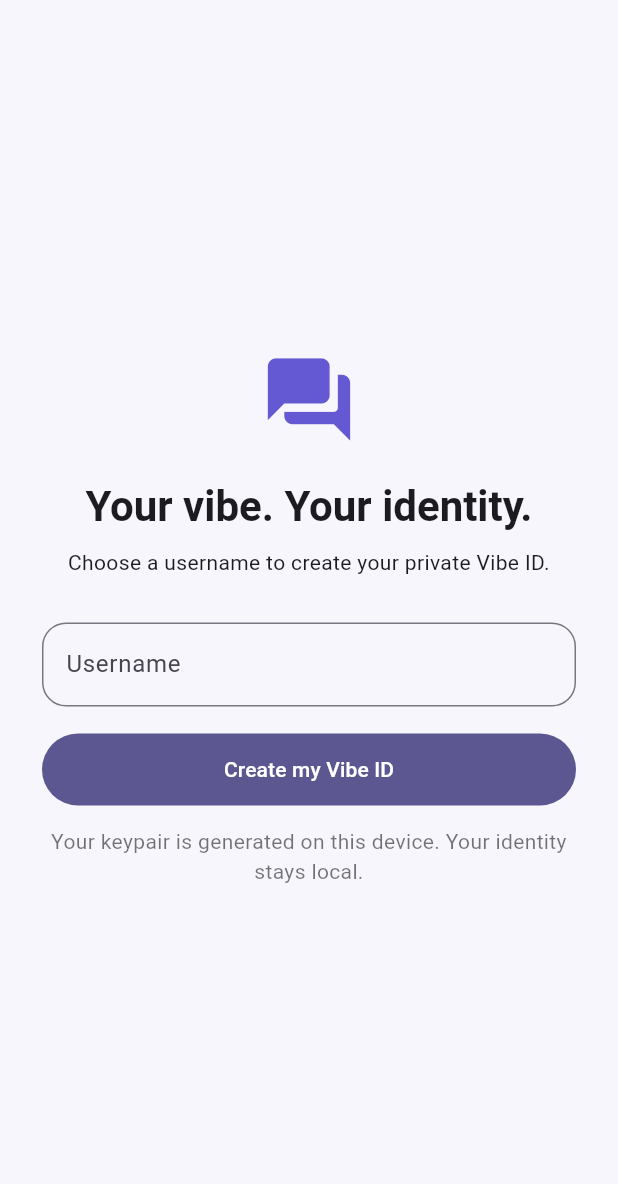
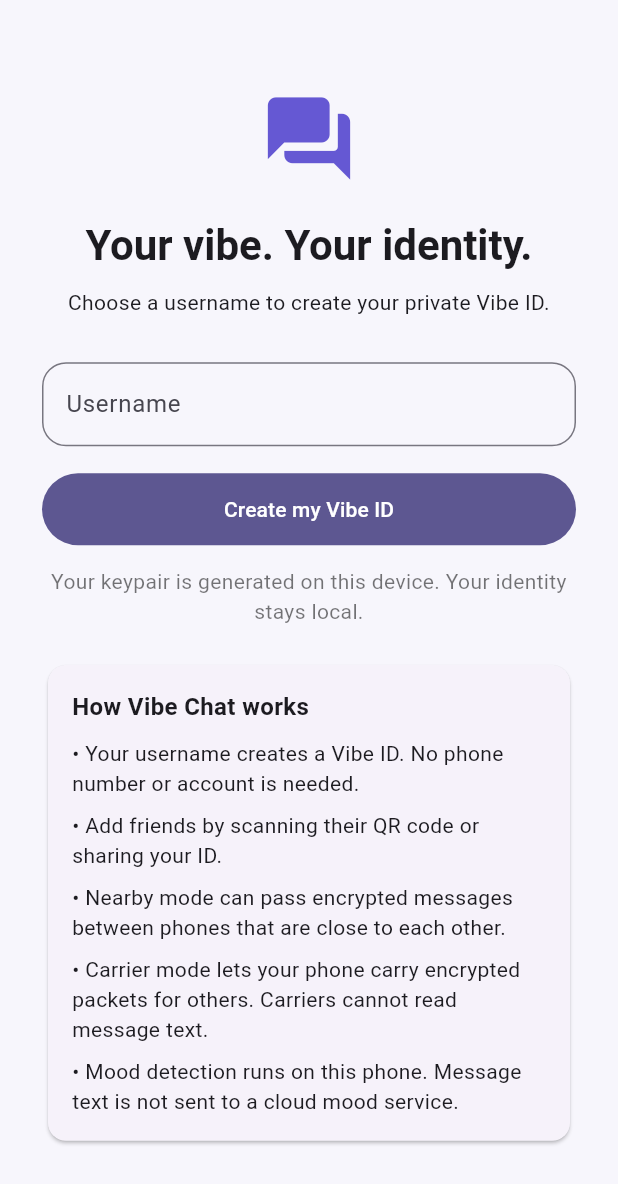
Before and after one commit to ayu453/Vibe-chat, a Flutter app: the screen it shows after launch, on a phone screen of 412 x 824 dp. Shown: the top 1184 px of the screen. Run offline on Flutter 3.47's test engine with Material 3 defaults, Android fonts, the phone set to English and light mode, and no system bars; our stand-ins replace app_links, audioplayers, battery_plus, flutter_secure_storage, permission_handler, qr_flutter and 3 more; missing offline and left inert: cryptography, mobile_scanner, nearby_connections; accounts and stored records are empty.

Commit message:
Fix emoji mood rules and polish onboarding settings

```diff
--- a/lib/legacy_main.dart
+++ b/lib/legacy_main.dart
@@ -139,6 +139,25 @@ class _OnboardingScreenState extends State<OnboardingScreen> {
                   const SizedBox(height: 14),
                   const Text('Your keypair is generated on this device. Your identity stays local.',
                       textAlign: TextAlign.center, style: TextStyle(color: Colors.black54)),
+                  const SizedBox(height: 22),
+                  Card(
+                    child: Padding(
+                      padding: const EdgeInsets.all(16),
+                      child: Column(crossAxisAlignment: CrossAxisAlignment.start, children: const [
+                        Text('How Vibe Chat works', style: TextStyle(fontWeight: FontWeight.bold, fontSize: 16)),
+                        SizedBox(height: 10),
+                        Text('• Your username creates a Vibe ID. No phone number or account is needed.'),
+                        SizedBox(height: 8),
+                        Text('• Add friends by scanning their QR code or sharing your ID.'),
+                        SizedBox(height: 8),
+                        Text('• Nearby mode can pass encrypted messages between phones that are close to each other.'),
+                        SizedBox(height: 8),
+                        Text('• Carrier mode lets your phone carry encrypted packets for others. Carriers cannot read message text.'),
+                        SizedBox(height: 8),
+                        Text('• Mood detection runs on this phone. Message text is not sent to a cloud mood service.'),
+                      ]),
+                    ),
+                  ),
                 ],
               ),
             ),
@@ -724,6 +743,34 @@ class _SettingsScreenState extends State<SettingsScreen> {
         onChanged:(v){setState(()=>_lowData=v);_saveBool('low_data',v);}),
       SwitchListTile(title: const Text('Reduce motion'), subtitle: const Text('Use instant background changes'), value:_reduceMotion,
         onChanged:(v){setState(()=>_reduceMotion=v);_saveBool('reduce_motion',v);}),
+      ListTile(
+        leading: const Icon(Icons.description_outlined),
+        title: const Text('Media licenses'),
+        subtitle: const Text('Sources and license status for sounds, songs and backgrounds'),
+        onTap: () => Navigator.push(context, MaterialPageRoute(builder: (_) => const MediaLicensesScreen())),
+      ),
     ]),
   );
 }
+
+class MediaLicensesScreen extends StatelessWidget {
+  const MediaLicensesScreen({super.key});
+
+  @override
+  Widget build(BuildContext context) => Scaffold(
+    appBar: AppBar(title: const Text('Media licenses')),
+    body: ListView(padding: const EdgeInsets.all(18), children: const [
+      Text('No third-party sound, song or meme files are bundled in the starter packs.',
+        style: TextStyle(fontWeight: FontWeight.w600)),
+      SizedBox(height: 14),
+      ListTile(title: Text('Meme sound pack'), subtitle: Text('Manifest ready; audio files not yet supplied. Add an original or licensed clip and record its creator, source and license.')),
+      ListTile(title: Text('Calm sound pack'), subtitle: Text('Manifest ready; no audio files supplied.')),
+      ListTile(title: Text('Bollywood-style pack'), subtitle: Text('Use only original compositions or appropriately licensed recordings. No film soundtrack/dialogue clips.')),
+      ListTile(title: Text('Anime-style pack'), subtitle: Text('Use only original compositions or appropriately licensed recordings. No anime soundtrack/dialogue clips.')),
+      ListTile(title: Text('Song snippets'), subtitle: Text('Only original/licensed tracks; playback is limited to ten seconds with reduced volume.')),
+      ListTile(title: Text('Meme backgrounds'), subtitle: Text('Pack manifests are ready; image/GIF files and per-file license records are still required.')),
+      SizedBox(height: 8),
+      Text('Before release, add the exact source URL, creator, license name, attribution text and proof of permission for every media file.'),
+    ]),
+  );
+}
--- a/lib/main.dart
+++ b/lib/main.dart
@@ -19,6 +19,14 @@ class VibeChatApp extends StatelessWidget {
       ),
       scaffoldBackgroundColor: const Color(0xFFF7F6FC),
     ),
+    darkTheme: ThemeData(
+      useMaterial3: true,
+      colorScheme: ColorScheme.fromSeed(
+        seedColor: const Color(0xFF9389ED),
+        brightness: Brightness.dark,
+      ),
+    ),
+    themeMode: ThemeMode.system,
     home: const _FriendAppGate(),
   );
 }
```
Also changed, not shown: lib/services/mood_detector.dart (+9 -3 lines).
